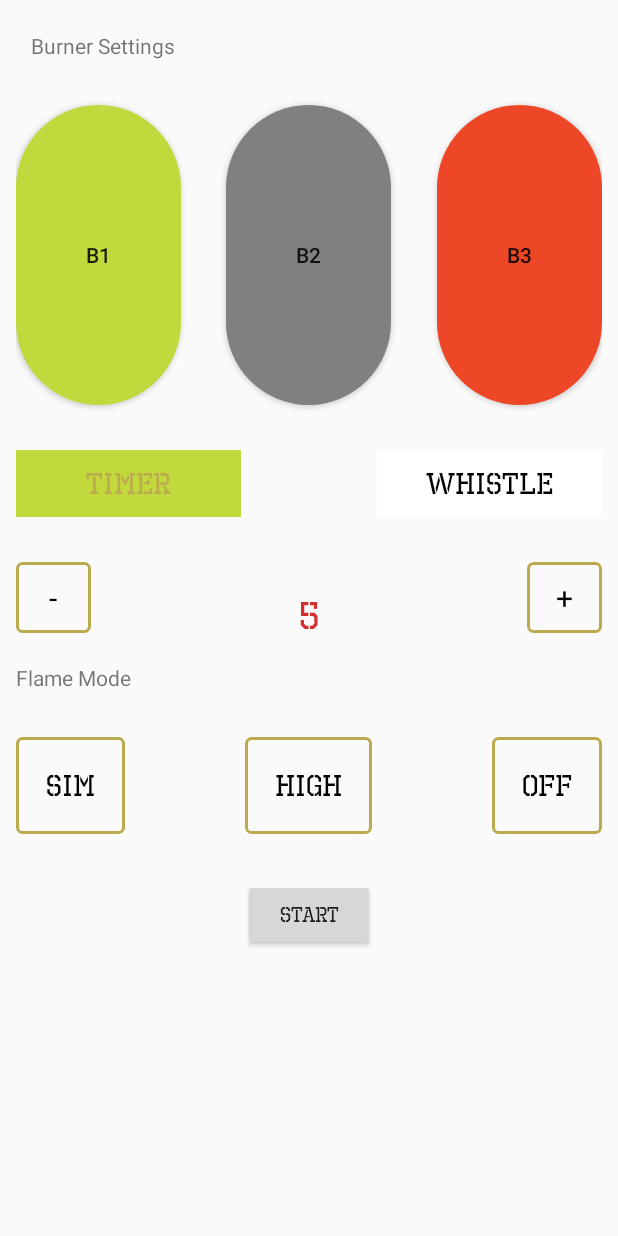
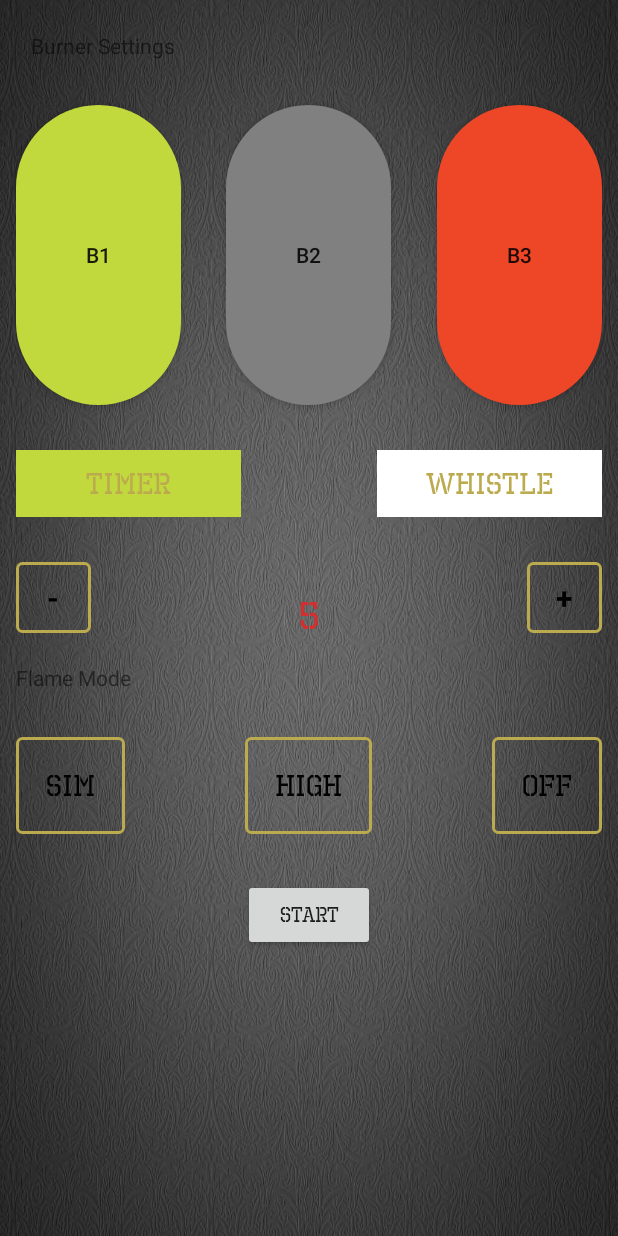
Before and after one commit to SaravanaMurale/SmartCookV2, an Android app: the EditActivity screen opened directly, with no data from a screen before it, on a phone screen of 412 x 824 dp. Run offline under Robolectric (Android 15) with nearby library versions, the phone set to English and light mode, and no system bars; 1 statement that could not run was skipped.

Commit message:
Edit Menu Changes Commit

```diff
--- a/app/src/main/res/layout/activity_edit.xml
+++ b/app/src/main/res/layout/activity_edit.xml
@@ -5,6 +5,7 @@
     android:layout_width="match_parent"
     android:layout_height="match_parent"
     android:orientation="vertical"
+    android:background="@drawable/white_black_bg"
     tools:context=".menuoperationactivity.EditActivity">
 
     <RelativeLayout
@@ -89,6 +90,7 @@
             android:gravity="center"
             android:padding="10dp"
             android:text="Timer"
+            android:textStyle="bold"
             android:textColor="@color/gold"
             android:textSize="20sp" />
 
@@ -103,7 +105,8 @@
             android:gravity="center"
             android:padding="10dp"
             android:text="Whistle"
-            android:textColor="@color/black"
+            android:textStyle="bold"
+            android:textColor="@color/gold"
             android:textSize="20sp" />
 
         <TextView
@@ -116,6 +119,7 @@
             android:gravity="center"
             android:padding="10dp"
             android:text="-"
+            android:textStyle="bold"
             android:textColor="@color/black"
             android:textSize="20sp"
 
@@ -132,6 +136,7 @@
             android:gravity="center"
             android:padding="10dp"
             android:text="+"
+            android:textStyle="bold"
             android:textColor="@color/black"
             android:textSize="20sp" />
 
@@ -157,6 +162,7 @@
             android:layout_marginTop="40dp"
             android:padding="10dp"
             android:text="2"
+            android:textStyle="bold"
             android:textColor="@color/red"
             android:textSize="25sp"
             android:visibility="invisible" />
@@ -178,6 +184,7 @@
             android:background="@drawable/rounded_border"
             android:padding="20dp"
             android:text="SIM"
+            android:textStyle="bold"
             android:textColor="@color/black"
             android:textSize="20sp" />
 
@@ -192,6 +199,7 @@
             android:background="@drawable/rounded_border"
             android:padding="20dp"
             android:text="HIGH"
+            android:textStyle="bold"
             android:textColor="@color/black"
             android:textSize="20sp" />
 
@@ -205,6 +213,7 @@
             android:background="@drawable/rounded_border"
             android:padding="20dp"
             android:text="OFF"
+            android:textStyle="bold"
             android:textColor="@color/black"
             android:textSize="20sp" />
 
--- a/app/src/main/res/layout/fragment_dummy.xml
+++ b/app/src/main/res/layout/fragment_dummy.xml
@@ -19,7 +19,7 @@
             android:layout_height="50dp"
             android:layout_alignParentRight="true"
             android:layout_marginRight="10dp"
-            android:src="@drawable/menu" />
+            android:src="@drawable/menu_icon" />
 
 
         <RelativeLayout
```
Also changed, not shown: app/src/main/java/com/clj/blesample/menuoperationactivity/EditActivity.java (+19 -15 lines), app/src/main/res/layout/fragment_characteric_list.xml (+7 -9 lines), app/src/main/res/drawable-hdpi/menu.jpg (added), app/src/main/res/drawable-hdpi/menu1.png (added), app/src/main/res/drawable/menu.png (deleted).
